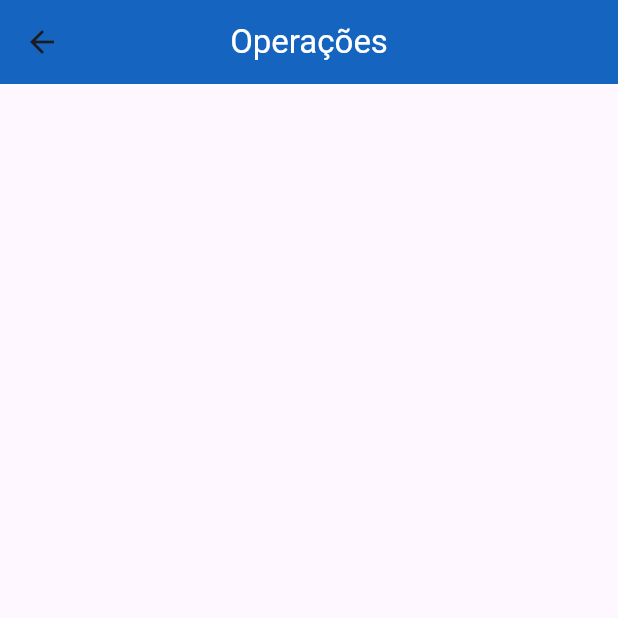
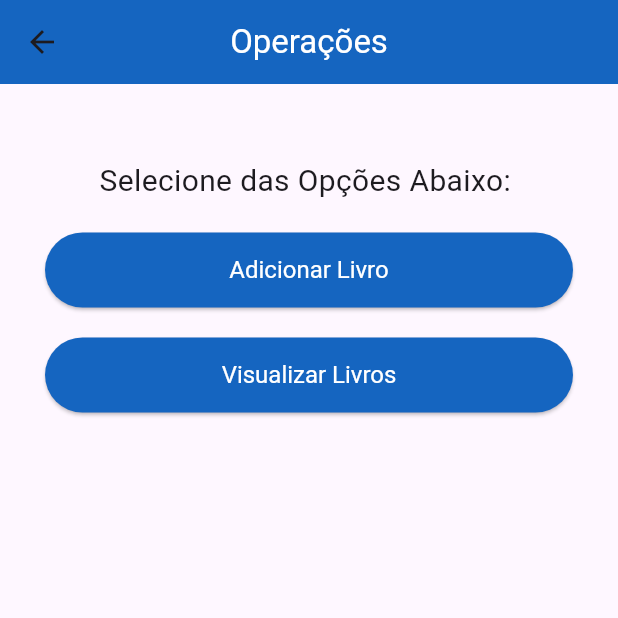
Before and after one commit to C-Vieira/AppMobileII, a Flutter app: the OperationsView screen opened by its route, on a phone screen of 412 x 824 dp, the top half of it. Run offline on Flutter 3.47's test engine with Material 3 defaults, Android fonts, the phone set to English and light mode, and no system bars; our stand-ins replace device_preview, get_it.

Commit message:
(Feature)Operações: Adicionar estrutura de UI para tela de operações
Incluir layout inicial para tela "Operações", contendo dois botões:
Adiconar novo Livro e Visualizar Livros.

```diff
--- a/lib/view/operations_view.dart
+++ b/lib/view/operations_view.dart
@@ -27,7 +27,33 @@ class _OperationsViewState extends State<OperationsView> {
 
         child: Column(
           children: [
-
+            Text("Selecione das Opções Abaixo: ", style: TextStyle(fontSize: 20)),
+            SizedBox(height: 20.0,),
+              /*
+              *  Add new Book Button
+              */
+              ElevatedButton(
+                style: ElevatedButton.styleFrom(
+                  backgroundColor: Colors.blue.shade800,
+                  foregroundColor: Colors.white,
+                  minimumSize: Size(400, 50), textStyle: TextStyle(fontSize: 16.0),
+                ),
+                onPressed: () {},
+                child: Text("Adicionar Livro"),
+              ),
+              SizedBox(height: 20.0,),
+              /*
+              *  View Books Button
+              */
+              ElevatedButton(
+                style: ElevatedButton.styleFrom(
+                  backgroundColor: Colors.blue.shade800,
+                  foregroundColor: Colors.white,
+                  minimumSize: Size(400, 50), textStyle: TextStyle(fontSize: 16.0),
+                ),
+                onPressed: () {},
+                child: Text("Visualizar Livros"),
+              ),
           ],
         )
       )
```
